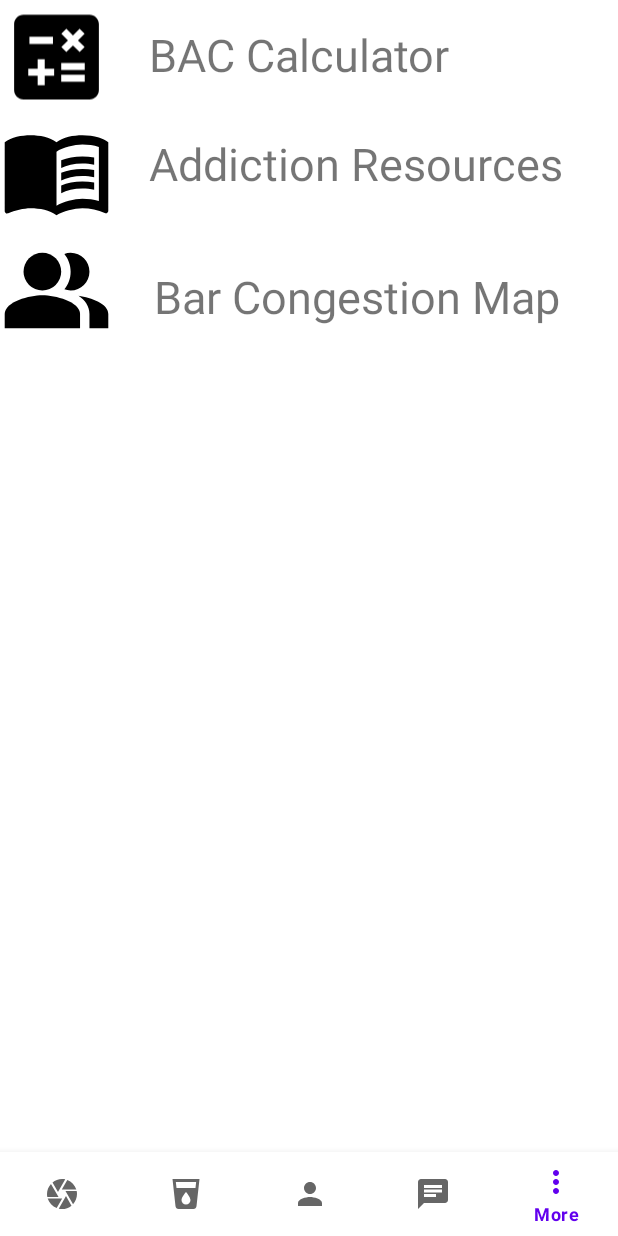
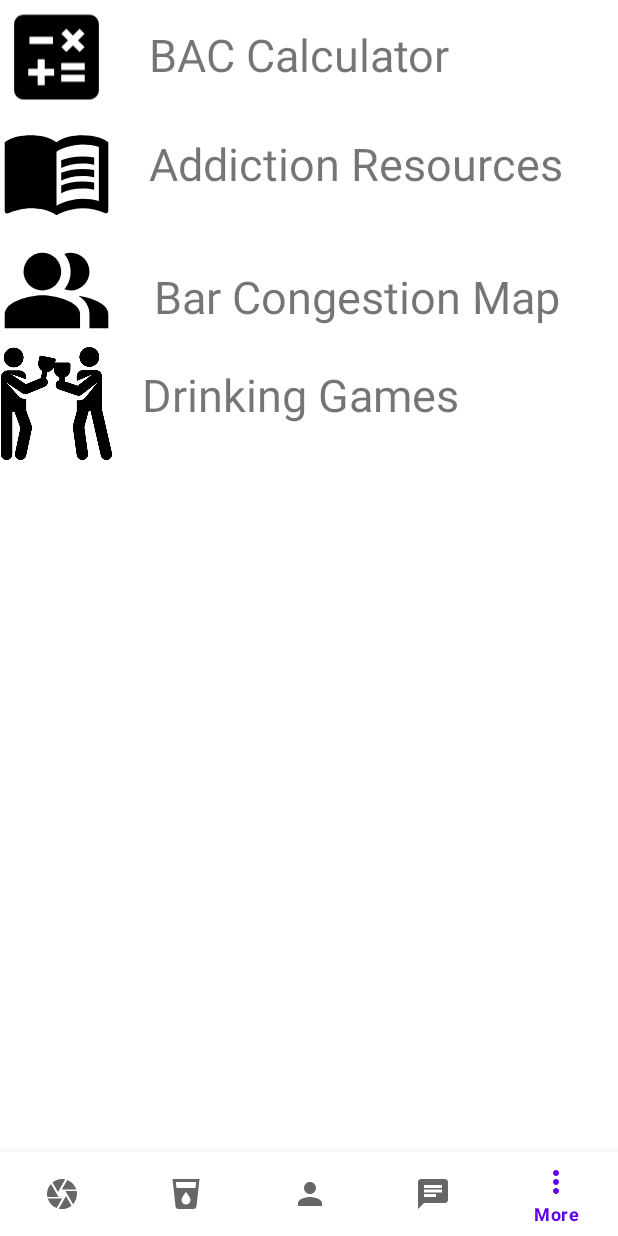
Before and after one commit to aphn490/drinkmate, an Android app: the More screen opened through its navigation route, on a phone screen of 412 x 824 dp. Run offline under Robolectric (Android 15) with nearby library versions, the phone set to English and light mode, and no system bars; our stand-ins replace navigation-ui.

Commit message:
Adding drinking game button and image to more fragment

```diff
--- a/app/src/main/res/layout/fragment_more.xml
+++ b/app/src/main/res/layout/fragment_more.xml
@@ -112,5 +112,35 @@
             app:layout_constraintStart_toStartOf="@+id/imageView"
             app:layout_constraintTop_toBottomOf="@+id/bacButton" />
 
+        <!-- Button that sends you to drinking games -->
+        <Button
+            android:id="@+id/gameButton"
+            android:layout_width="match_parent"
+            android:layout_height="78dp"
+            android:alpha="0"
+            android:text="Button"
+            app:layout_constraintEnd_toEndOf="parent"
+            app:layout_constraintStart_toStartOf="parent"
+            app:layout_constraintTop_toBottomOf="@+id/congestionButton" />
+
+        <!-- Description of drinking games -->
+        <TextView
+            android:id="@+id/game"
+            android:layout_width="293dp"
+            android:layout_height="49dp"
+            android:layout_marginTop="16dp"
+            android:layout_marginEnd="24dp"
+            android:text="Drinking Games"
+            android:textSize="30dp"
+            app:layout_constraintEnd_toEndOf="parent"
+            app:layout_constraintTop_toBottomOf="@+id/congestion" />
+
+        <ImageView
+            android:id="@+id/drinkingGameImage"
+            android:layout_width="75dp"
+            android:layout_height="75dp"
+            android:src="@drawable/drinkinggameimage"
+            app:layout_constraintStart_toStartOf="parent"
+            app:layout_constraintTop_toBottomOf="@+id/congestionImage" />
     </androidx.constraintlayout.widget.ConstraintLayout>
 </FrameLayout>
```
Also changed, not shown: app/src/main/res/drawable/drinkinggameimage.png (added).
